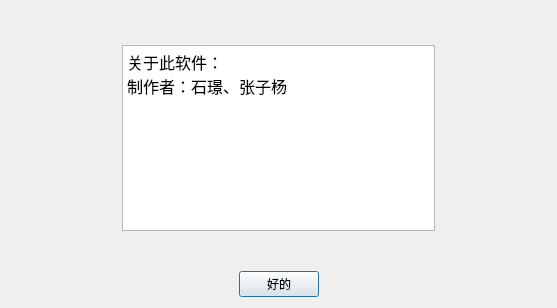
First picture: the form in src/about.ui, repository reeink/mine-sweeper, before the edit.
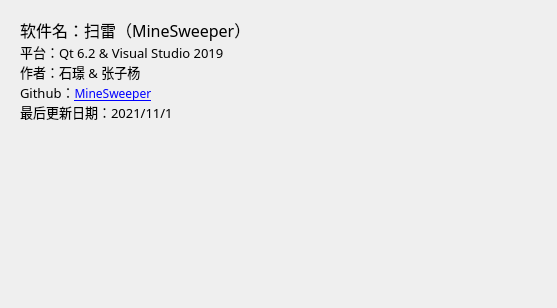
Second picture: the form after the edit. Icons and pictures are not drawn.

Diff of the .ui file:
```diff
--- a/src/about.ui
+++ b/src/about.ui
@@ -17,100 +17,351 @@
    <iconset>
     <normaloff>:/png/res/png/003-question-mark.png</normaloff>:/png/res/png/003-question-mark.png</iconset>
   </property>
-  <layout class="QGridLayout" name="gridLayout">
-   <item row="3" column="2">
-    <widget class="QPushButton" name="pushButton">
-     <property name="text">
-      <string>好的</string>
-     </property>
-    </widget>
-   </item>
-   <item row="1" column="4">
-    <spacer name="horizontalSpacer_4">
+  <layout class="QGridLayout" name="gridLayout" rowstretch="1,100,1">
+   <item row="0" column="1">
+    <spacer name="verticalSpacer">
      <property name="orientation">
       <enum>Qt::Horizontal</enum>
      </property>
      <property name="sizeHint" stdset="0">
       <size>
-       <width>40</width>
-       <height>20</height>
+       <width>306</width>
+       <height>0</height>
       </size>
      </property>
     </spacer>
    </item>
-   <item row="1" column="1" colspan="3">
-    <widget class="QTextBrowser" name="textBrowser">
-     <property name="html">
-      <string>&lt;!DOCTYPE HTML PUBLIC &quot;-//W3C//DTD HTML 4.0//EN&quot; &quot;http://www.w3.org/TR/REC-html40/strict.dtd&quot;&gt;
+   <item row="1" column="0" colspan="2">
+    <layout class="QHBoxLayout" name="horizontalLayout" stretch="1,100,1">
+     <item>
+      <spacer name="horizontalSpacer_3">
+       <property name="orientation">
+        <enum>Qt::Horizontal</enum>
+       </property>
+       <property name="sizeHint" stdset="0">
+        <size>
+         <width>37</width>
+         <height>17</height>
+        </size>
+       </property>
+      </spacer>
+     </item>
+     <item>
+      <widget class="QTextBrowser" name="textBrowser">
+       <property name="palette">
+        <palette>
+         <active>
+          <colorrole role="WindowText">
+           <brush brushstyle="SolidPattern">
+            <color alpha="255">
+             <red>0</red>
+             <green>0</green>
+             <blue>0</blue>
+            </color>
+           </brush>
+          </colorrole>
+          <colorrole role="Button">
+           <brush brushstyle="SolidPattern">
+            <color alpha="0">
+             <red>255</red>
+             <green>132</green>
+             <blue>139</blue>
+            </color>
+           </brush>
+          </colorrole>
+          <colorrole role="Text">
+           <brush brushstyle="SolidPattern">
+            <color alpha="255">
+             <red>0</red>
+             <green>0</green>
+             <blue>0</blue>
+            </color>
+           </brush>
+          </colorrole>
+          <colorrole role="ButtonText">
+           <brush brushstyle="SolidPattern">
+            <color alpha="255">
+             <red>0</red>
+             <green>0</green>
+             <blue>0</blue>
+            </color>
+           </brush>
+          </colorrole>
+          <colorrole role="Base">
+           <brush brushstyle="NoBrush">
+            <color alpha="255">
+             <red>0</red>
+             <green>0</green>
+             <blue>0</blue>
+            </color>
+           </brush>
+          </colorrole>
+          <colorrole role="Window">
+           <brush brushstyle="SolidPattern">
+            <color alpha="0">
+             <red>255</red>
+             <green>132</green>
+             <blue>139</blue>
+            </color>
+           </brush>
+          </colorrole>
+          <colorrole role="Link">
+           <brush brushstyle="SolidPattern">
+            <color alpha="255">
+             <red>107</red>
+             <green>107</green>
+             <blue>255</blue>
+            </color>
+           </brush>
+          </colorrole>
+          <colorrole role="LinkVisited">
+           <brush brushstyle="SolidPattern">
+            <color alpha="255">
+             <red>255</red>
+             <green>152</green>
+             <blue>255</blue>
+            </color>
+           </brush>
+          </colorrole>
+          <colorrole role="PlaceholderText">
+           <brush brushstyle="NoBrush">
+            <color alpha="128">
+             <red>0</red>
+             <green>0</green>
+             <blue>0</blue>
+            </color>
+           </brush>
+          </colorrole>
+         </active>
+         <inactive>
+          <colorrole role="WindowText">
+           <brush brushstyle="SolidPattern">
+            <color alpha="255">
+             <red>0</red>
+             <green>0</green>
+             <blue>0</blue>
+            </color>
+           </brush>
+          </colorrole>
+          <colorrole role="Button">
+           <brush brushstyle="SolidPattern">
+            <color alpha="0">
+             <red>255</red>
+             <green>132</green>
+             <blue>139</blue>
+            </color>
+           </brush>
+          </colorrole>
+          <colorrole role="Text">
+           <brush brushstyle="SolidPattern">
+            <color alpha="255">
+             <red>0</red>
+             <green>0</green>
+             <blue>0</blue>
+            </color>
+           </brush>
+          </colorrole>
+          <colorrole role="ButtonText">
+           <brush brushstyle="SolidPattern">
+            <color alpha="255">
+             <red>0</red>
+             <green>0</green>
+             <blue>0</blue>
+            </color>
+           </brush>
+          </colorrole>
+          <colorrole role="Base">
+           <brush brushstyle="NoBrush">
+            <color alpha="255">
+             <red>0</red>
+             <green>0</green>
+             <blue>0</blue>
+            </color>
+           </brush>
+          </colorrole>
+          <colorrole role="Window">
+           <brush brushstyle="SolidPattern">
+            <color alpha="0">
+             <red>255</red>
+             <green>132</green>
+             <blue>139</blue>
+            </color>
+           </brush>
+          </colorrole>
+          <colorrole role="Link">
+           <brush brushstyle="SolidPattern">
+            <color alpha="255">
+             <red>107</red>
+             <green>107</green>
+             <blue>255</blue>
+            </color>
+           </brush>
+          </colorrole>
+          <colorrole role="LinkVisited">
+           <brush brushstyle="SolidPattern">
+            <color alpha="255">
+             <red>255</red>
+             <green>152</green>
+             <blue>255</blue>
+            </color>
+           </brush>
+          </colorrole>
+          <colorrole role="PlaceholderText">
+           <brush brushstyle="NoBrush">
+            <color alpha="128">
+             <red>0</red>
+             <green>0</green>
+             <blue>0</blue>
+            </color>
+           </brush>
+          </colorrole>
+         </inactive>
+         <disabled>
+          <colorrole role="WindowText">
+           <brush brushstyle="SolidPattern">
+            <color alpha="255">
+             <red>0</red>
+             <green>0</green>
+             <blue>0</blue>
+            </color>
+           </brush>
+          </colorrole>
+          <colorrole role="Button">
+           <brush brushstyle="SolidPattern">
+            <color alpha="0">
+             <red>255</red>
+             <green>132</green>
+             <blue>139</blue>
+            </color>
+           </brush>
+          </colorrole>
+          <colorrole role="Text">
+           <brush brushstyle="SolidPattern">
+            <color alpha="255">
+             <red>0</red>
+             <green>0</green>
+             <blue>0</blue>
+            </color>
+           </brush>
+          </colorrole>
+          <colorrole role="ButtonText">
+           <brush brushstyle="SolidPattern">
+            <color alpha="255">
+             <red>0</red>
+             <green>0</green>
+             <blue>0</blue>
+            </color>
+           </brush>
+          </colorrole>
+          <colorrole role="Base">
+           <brush brushstyle="NoBrush">
+            <color alpha="255">
+             <red>0</red>
+             <green>0</green>
+             <blue>0</blue>
+            </color>
+           </brush>
+          </colorrole>
+          <colorrole role="Window">
+           <brush brushstyle="SolidPattern">
+            <color alpha="0">
+             <red>255</red>
+             <green>132</green>
+             <blue>139</blue>
+            </color>
+           </brush>
+          </colorrole>
+          <colorrole role="Link">
+           <brush brushstyle="SolidPattern">
+            <color alpha="255">
+             <red>107</red>
+             <green>107</green>
+             <blue>255</blue>
+            </color>
+           </brush>
+          </colorrole>
+          <colorrole role="LinkVisited">
+           <brush brushstyle="SolidPattern">
+            <color alpha="255">
+             <red>255</red>
+             <green>152</green>
+             <blue>255</blue>
+            </color>
+           </brush>
+          </colorrole>
+          <colorrole role="PlaceholderText">
+           <brush brushstyle="NoBrush">
+            <color alpha="128">
+             <red>0</red>
+             <green>0</green>
+             <blue>0</blue>
+            </color>
+           </brush>
+          </colorrole>
+         </disabled>
+        </palette>
+       </property>
+       <property name="font">
+        <font>
+         <family>思源黑体</family>
+         <pointsize>10</pointsize>
+         <weight>50</weight>
+         <italic>false</italic>
+         <bold>false</bold>
+        </font>
+       </property>
+       <property name="cursor" stdset="0">
+        <cursorShape>IBeamCursor</cursorShape>
+       </property>
+       <property name="autoFillBackground">
+        <bool>true</bool>
+       </property>
+       <property name="styleSheet">
+        <string notr="true">QTextEdit{background-color: rgba(255,132,139,0); border-radius: 3px; color: rgb(0,0,0);}</string>
+       </property>
+       <property name="html">
+        <string>&lt;!DOCTYPE HTML PUBLIC &quot;-//W3C//DTD HTML 4.0//EN&quot; &quot;http://www.w3.org/TR/REC-html40/strict.dtd&quot;&gt;
 &lt;html&gt;&lt;head&gt;&lt;meta name=&quot;qrichtext&quot; content=&quot;1&quot; /&gt;&lt;style type=&quot;text/css&quot;&gt;
 p, li { white-space: pre-wrap; }
-&lt;/style&gt;&lt;/head&gt;&lt;body style=&quot; font-family:'SimSun'; font-size:9pt; font-weight:400; font-style:normal;&quot;&gt;
-&lt;p style=&quot; margin-top:0px; margin-bottom:0px; margin-left:0px; margin-right:0px; -qt-block-indent:0; text-indent:0px;&quot;&gt;&lt;span style=&quot; font-size:12pt;&quot;&gt;关于此软件：&lt;/span&gt;&lt;/p&gt;
-&lt;p style=&quot; margin-top:0px; margin-bottom:0px; margin-left:0px; margin-right:0px; -qt-block-indent:0; text-indent:0px;&quot;&gt;&lt;span style=&quot; font-size:12pt;&quot;&gt;制作者：石璟、张子杨&lt;/span&gt;&lt;/p&gt;&lt;/body&gt;&lt;/html&gt;</string>
-     </property>
-    </widget>
+&lt;/style&gt;&lt;/head&gt;&lt;body style=&quot; font-family:'思源黑体'; font-size:10pt; font-weight:400; font-style:normal;&quot;&gt;
+&lt;p style=&quot; margin-top:0px; margin-bottom:0px; margin-left:0px; margin-right:0px; -qt-block-indent:0; text-indent:0px;&quot;&gt;&lt;span style=&quot; font-family:'SimSun'; font-size:12pt;&quot;&gt;软件名：扫雷（MineSweeper）&lt;/span&gt;&lt;/p&gt;
+&lt;p style=&quot; margin-top:0px; margin-bottom:0px; margin-left:0px; margin-right:0px; -qt-block-indent:0; text-indent:0px;&quot;&gt;&lt;span style=&quot; font-family:'SimSun';&quot;&gt;平台：Qt 6.2 &amp;amp; Visual Studio 2019&lt;/span&gt;&lt;/p&gt;
+&lt;p style=&quot; margin-top:0px; margin-bottom:0px; margin-left:0px; margin-right:0px; -qt-block-indent:0; text-indent:0px;&quot;&gt;&lt;span style=&quot; font-family:'SimSun';&quot;&gt;作者：石璟 &amp;amp; 张子杨&lt;/span&gt;&lt;/p&gt;
+&lt;p style=&quot; margin-top:0px; margin-bottom:0px; margin-left:0px; margin-right:0px; -qt-block-indent:0; text-indent:0px;&quot;&gt;&lt;span style=&quot; font-family:'SimSun';&quot;&gt;Github：&lt;/span&gt;&lt;a href=&quot;https://github.com/sperjar/MineSweeper&quot;&gt;&lt;span style=&quot; font-family:'SimSun'; font-size:9pt; text-decoration: underline; color:#0000ff;&quot;&gt;MineSweeper&lt;/span&gt;&lt;/a&gt;&lt;/p&gt;
+&lt;p style=&quot; margin-top:0px; margin-bottom:0px; margin-left:0px; margin-right:0px; -qt-block-indent:0; text-indent:0px;&quot;&gt;&lt;span style=&quot; font-family:'SimSun';&quot;&gt;最后更新日期：2021/11/1&lt;/span&gt;&lt;/p&gt;&lt;/body&gt;&lt;/html&gt;</string>
+       </property>
+       <property name="textInteractionFlags">
+        <set>Qt::LinksAccessibleByKeyboard|Qt::LinksAccessibleByMouse</set>
+       </property>
+       <property name="openExternalLinks">
+        <bool>true</bool>
+       </property>
+      </widget>
+     </item>
+     <item>
+      <spacer name="horizontalSpacer_4">
+       <property name="orientation">
+        <enum>Qt::Horizontal</enum>
+       </property>
+       <property name="sizeHint" stdset="0">
+        <size>
+         <width>37</width>
+         <height>17</height>
+        </size>
+       </property>
+      </spacer>
+     </item>
+    </layout>
    </item>
-   <item row="3" column="3">
-    <spacer name="horizontalSpacer_2">
-     <property name="orientation">
-      <enum>Qt::Horizontal</enum>
-     </property>
-     <property name="sizeHint" stdset="0">
-      <size>
-       <width>40</width>
-       <height>20</height>
-      </size>
-     </property>
-    </spacer>
-   </item>
-   <item row="3" column="1">
-    <spacer name="horizontalSpacer">
-     <property name="orientation">
-      <enum>Qt::Horizontal</enum>
-     </property>
-     <property name="sizeHint" stdset="0">
-      <size>
-       <width>40</width>
-       <height>20</height>
-      </size>
-     </property>
-    </spacer>
-   </item>
-   <item row="1" column="0">
-    <spacer name="horizontalSpacer_3">
-     <property name="orientation">
-      <enum>Qt::Horizontal</enum>
-     </property>
-     <property name="sizeHint" stdset="0">
-      <size>
-       <width>40</width>
-       <height>20</height>
-      </size>
-     </property>
-    </spacer>
-   </item>
-   <item row="0" column="1" colspan="3">
-    <spacer name="verticalSpacer">
-     <property name="orientation">
-      <enum>Qt::Vertical</enum>
-     </property>
-     <property name="sizeHint" stdset="0">
-      <size>
-       <width>20</width>
-       <height>40</height>
-      </size>
-     </property>
-    </spacer>
-   </item>
-   <item row="2" column="2">
+   <item row="2" column="0">
     <spacer name="verticalSpacer_2">
      <property name="orientation">
       <enum>Qt::Vertical</enum>
      </property>
      <property name="sizeHint" stdset="0">
       <size>
-       <width>20</width>
-       <height>40</height>
+       <width>77</width>
+       <height>39</height>
       </size>
      </property>
     </spacer>
```
Left out of the diff: 2 changed lines with no effect on the pictures.
